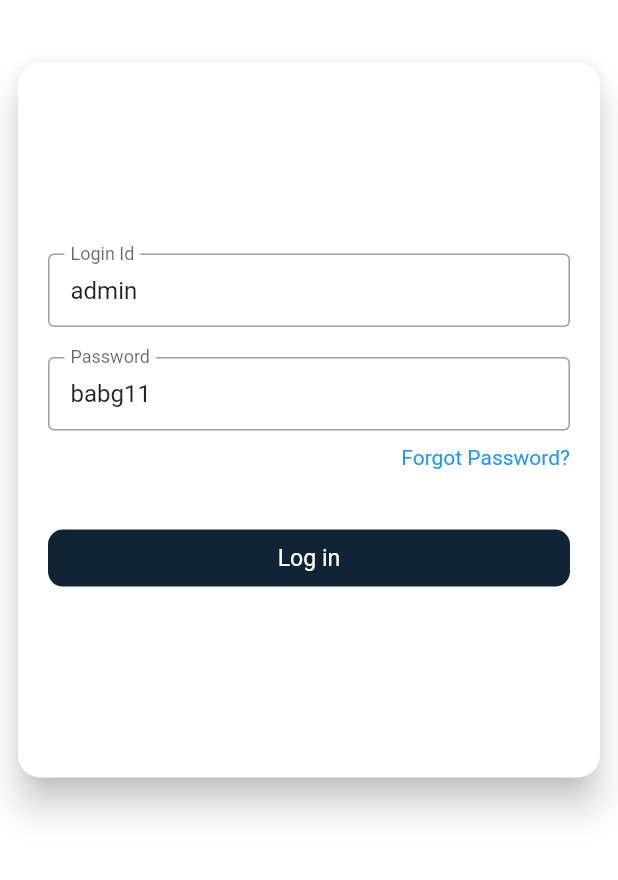
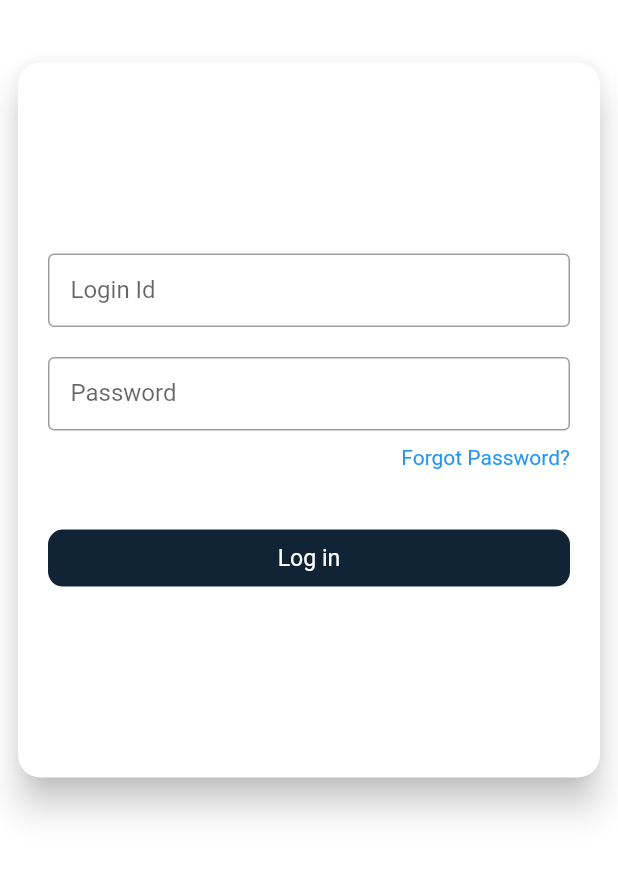
Before and after one commit to LalitSisl/newtoenSalse, a Flutter app: the screen it shows after launch, on a phone screen of 412 x 824 dp, the part 227-1107 px from its top. Run offline on Flutter 3.47's test engine with Material 2 defaults, Android fonts, the phone set to English and light mode, and no system bars; our stand-ins replace camera, cloud_firestore, firebase_core, flutter_secure_storage, fluttertoast; missing offline and left inert: flutter_advanced_calendar, xml2json; accounts and stored records are empty.

Commit message:
final code status

```diff
--- a/lib/Authentication/login.dart
+++ b/lib/Authentication/login.dart
@@ -18,8 +18,8 @@ class Login extends StatefulWidget {
 
 class _LoginState extends State<Login> {
   final _formKey = GlobalKey<FormState>();
-  final _empIdController = TextEditingController(text:"admin");
-  final _passwordController = TextEditingController(text:"babg11");
+  final _empIdController = TextEditingController();
+  final _passwordController = TextEditingController();
   bool isLoading = false;
 
   Future<void> login(String user, String pass) async {
```
